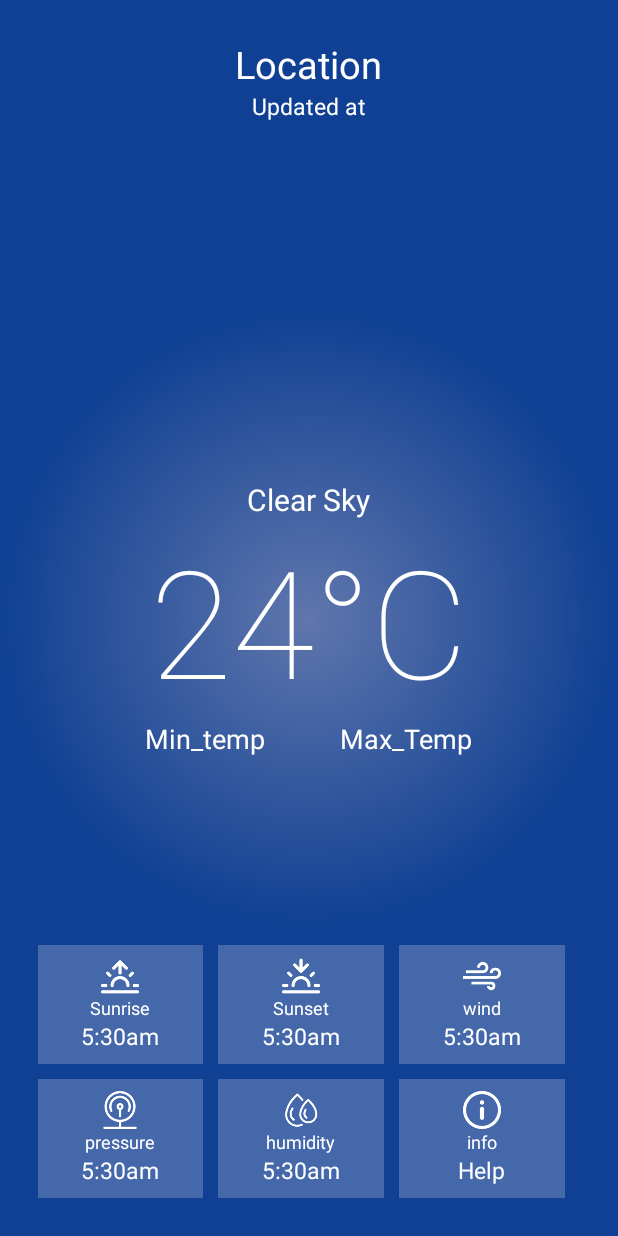
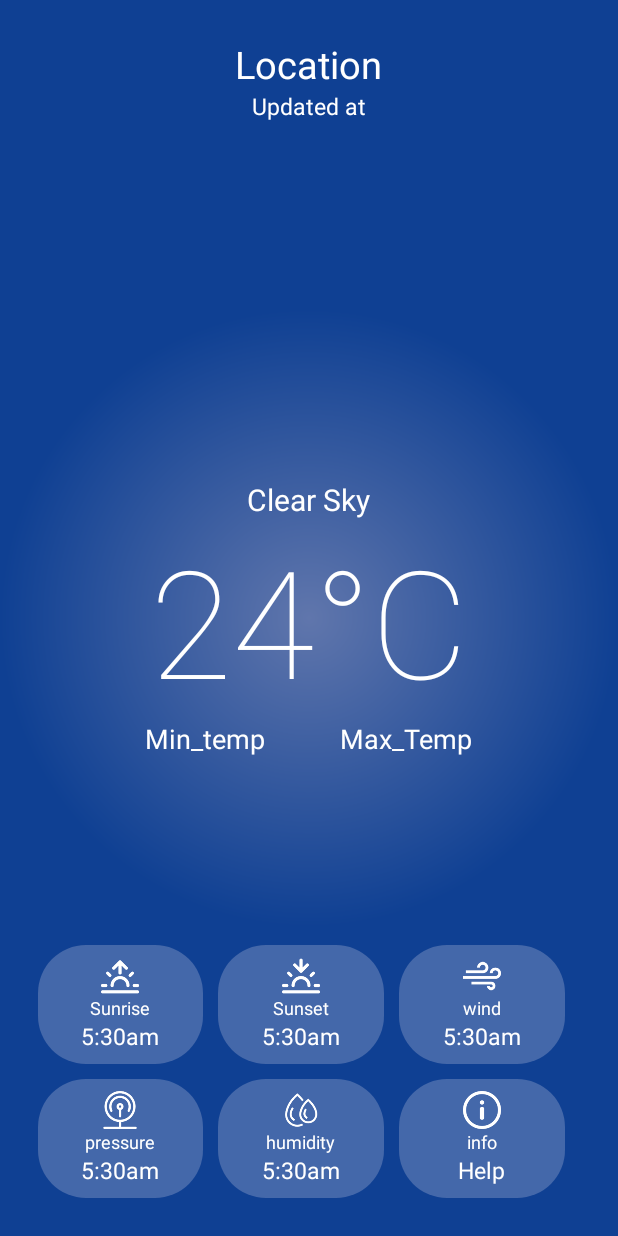
Before and after one commit to afoliveira111/App_Weather, an Android app: the layout activity_main.xml on its own in the app's theme, with its tools: preview values and no code run, on a phone screen of 412 x 824 dp. Run offline under Robolectric (Android 15) with nearby library versions, the phone set to English and light mode, and no system bars; network calls fail.

Commit message:
Update Layout

```diff
--- /dev/null
+++ b/app/src/main/res/drawable/rounded_circle_background.xml
@@ -0,0 +1,6 @@
+<?xml version="1.0" encoding="utf-8"?>
+<shape xmlns:android="http://schemas.android.com/apk/res/android"
+    android:shape="rectangle">
+    <solid android:color="#3CF1EBF1" />
+    <corners android:radius="32dp" />
+</shape>
--- a/app/src/main/res/layout/activity_main.xml
+++ b/app/src/main/res/layout/activity_main.xml
@@ -109,9 +109,9 @@
 
                 <LinearLayout
                     android:layout_width="0dp"
+                    android:background="@drawable/rounded_circle_background"
                     android:layout_height="wrap_content"
                     android:layout_weight="1"
-                    android:background="#3CF1EBF1"
                     android:gravity="center"
                     android:orientation="vertical"
                     android:padding="8dp">
@@ -134,6 +134,7 @@
 
                     <TextView
                         android:id="@+id/sunrise"
+
                         android:layout_width="wrap_content"
                         android:layout_height="wrap_content"
                         android:text="5:30am"
@@ -150,7 +151,7 @@
                     android:layout_width="0dp"
                     android:layout_height="wrap_content"
                     android:layout_weight="1"
-                    android:background="#3CF1EBF1"
+                    android:background="@drawable/rounded_circle_background"
                     android:gravity="center"
                     android:orientation="vertical"
                     android:padding="8dp">
@@ -189,7 +190,7 @@
                     android:layout_width="0dp"
                     android:layout_height="wrap_content"
                     android:layout_weight="1"
-                    android:background="#3CF1EBF1"
+                    android:background="@drawable/rounded_circle_background"
                     android:gravity="center"
                     android:orientation="vertical"
                     android:padding="8dp">
@@ -239,7 +240,7 @@
                     android:layout_width="0dp"
                     android:layout_height="wrap_content"
                     android:layout_weight="1"
-                    android:background="#3CF1EBF1"
+                    android:background="@drawable/rounded_circle_background"
                     android:gravity="center"
                     android:orientation="vertical"
                     android:padding="8dp">
@@ -278,7 +279,7 @@
                     android:layout_width="0dp"
                     android:layout_height="wrap_content"
                     android:layout_weight="1"
-                    android:background="#3CF1EBF1"
+                    android:background="@drawable/rounded_circle_background"
                     android:gravity="center"
                     android:orientation="vertical"
                     android:padding="8dp">
@@ -317,7 +318,7 @@
                     android:layout_width="0dp"
                     android:layout_height="wrap_content"
                     android:layout_weight="1"
-                    android:background="#3CF1EBF1"
+                    android:background="@drawable/rounded_circle_background"
                     android:gravity="center"
                     android:orientation="vertical"
                     android:padding="8dp">
```
